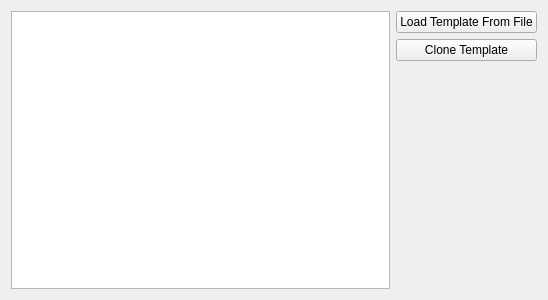
Old version of the form kdevplatform/shell/settings/templatepage.ui in the repository KDE/kdevelop.
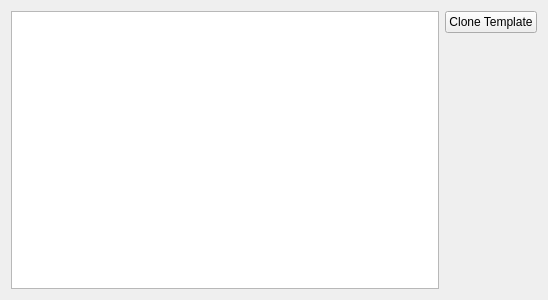
New version of the form. Icons and pictures are not drawn.

Commit message: Deduplicate setup of TemplatesModel, Get More and Load template buttons

```diff
--- a/kdevplatform/shell/settings/templatepage.ui
+++ b/kdevplatform/shell/settings/templatepage.ui
@@ -20,16 +20,6 @@
    </item>
    <item>
     <layout class="QVBoxLayout" name="buttonLayout">
-     <item>
-      <widget class="QPushButton" name="loadButton">
-       <property name="text">
-        <string comment="@action:button">Load Template From File</string>
-       </property>
-       <property name="icon">
-        <iconset theme="application-x-archive"/>
-       </property>
-      </widget>
-     </item>
      <item>
       <widget class="QPushButton" name="extractButton">
        <property name="text">
```
The commit also changes 9 other files.
